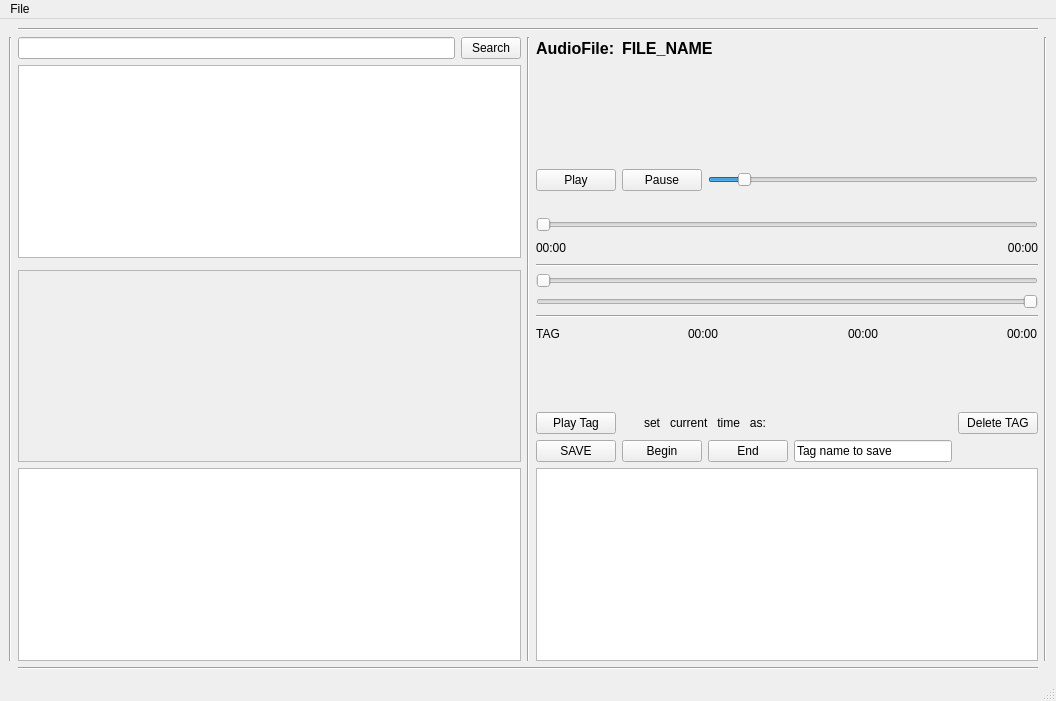
The window that mainwindow.ui (scoute/My_QtPlayer) describes before a commit, drawn with Qt 5.
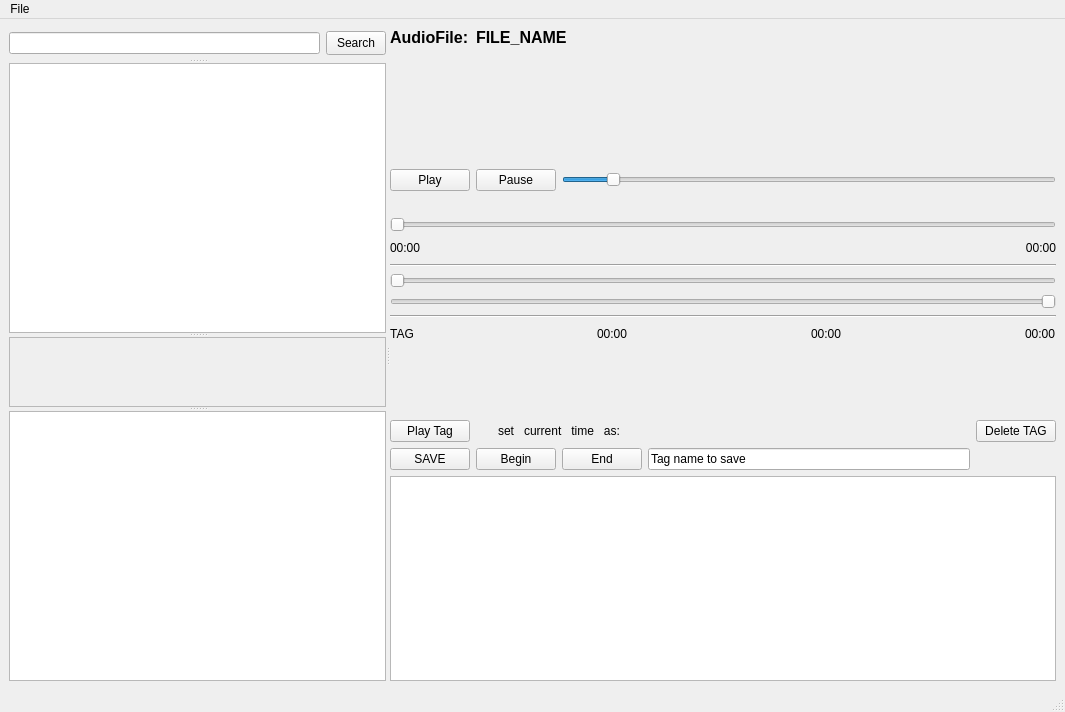
The same window after the commit.

Commit message: [дизайн] Разделительные линии заменены на компоновку со сплиттером.

What changed in the file:
```diff
--- a/mainwindow.ui
+++ b/mainwindow.ui
@@ -6,8 +6,8 @@
    <rect>
     <x>0</x>
     <y>0</y>
-    <width>1056</width>
-    <height>701</height>
+    <width>1065</width>
+    <height>712</height>
    </rect>
   </property>
   <property name="windowTitle">
@@ -17,10 +17,37 @@
    <enum>Qt::LeftToRight</enum>
   </property>
   <widget class="QWidget" name="centralwidget">
-   <layout class="QGridLayout" name="gridLayout_5">
-    <item row="1" column="0">
      <layout class="QGridLayout" name="gridLayout_4">
-      <item row="4" column="1">
+    <item row="0" column="0">
+     <widget class="QSplitter" name="splitter_2">
+      <property name="orientation">
+       <enum>Qt::Horizontal</enum>
+      </property>
+      <widget class="QSplitter" name="splitter">
+       <property name="orientation">
+        <enum>Qt::Vertical</enum>
+       </property>
+       <widget class="QWidget" name="horizontalLayoutWidget_3">
+        <layout class="QHBoxLayout" name="horizontalLayout_7">
+         <item>
+          <widget class="QLineEdit" name="lineEdit_globalSearch"/>
+         </item>
+         <item>
+          <widget class="QPushButton" name="pushButton_globalSearch">
+           <property name="maximumSize">
+            <size>
+             <width>60</width>
+             <height>24</height>
+            </size>
+           </property>
+           <property name="text">
+            <string>Search</string>
+           </property>
+          </widget>
+         </item>
+        </layout>
+       </widget>
+       <widget class="QTreeView" name="treeView_DirTree"/>
        <widget class="QScrollArea" name="scrollArea_TagList">
         <property name="widgetResizable">
          <bool>true</bool>
@@ -30,31 +57,55 @@
           <rect>
            <x>0</x>
            <y>0</y>
-           <width>500</width>
-           <height>186</height>
+           <width>385</width>
+           <height>124</height>
           </rect>
          </property>
         </widget>
        </widget>
-      </item>
-      <item row="5" column="3">
-       <widget class="QTableView" name="tableView_Sqlite"/>
-      </item>
-      <item row="1" column="0" rowspan="5">
-       <widget class="Line" name="line">
-        <property name="orientation">
-         <enum>Qt::Vertical</enum>
-        </property>
-       </widget>
-      </item>
-      <item row="1" column="4" rowspan="5">
-       <widget class="Line" name="line_4">
-        <property name="orientation">
-         <enum>Qt::Vertical</enum>
-        </property>
-       </widget>
-      </item>
-      <item row="2" column="3">
+       <widget class="QTreeView" name="treeView_TagPlaylists"/>
+      </widget>
+      <widget class="QWidget" name="verticalLayoutWidget_4">
+       <layout class="QVBoxLayout" name="verticalLayout_10">
+        <item>
+         <layout class="QHBoxLayout" name="horizontalLayout_8">
+          <item>
+           <widget class="QLabel" name="lbl_Title_File_Name">
+            <property name="maximumSize">
+             <size>
+              <width>80</width>
+              <height>24</height>
+             </size>
+            </property>
+            <property name="font">
+             <font>
+              <pointsize>12</pointsize>
+              <weight>75</weight>
+              <bold>true</bold>
+             </font>
+            </property>
+            <property name="text">
+             <string>AudioFile: </string>
+            </property>
+           </widget>
+          </item>
+          <item>
+           <widget class="QLabel" name="lbl_Value_File_Name">
+            <property name="font">
+             <font>
+              <pointsize>12</pointsize>
+              <weight>75</weight>
+              <bold>true</bold>
+             </font>
+            </property>
+            <property name="text">
+             <string>FILE_NAME</string>
+            </property>
+           </widget>
+          </item>
+         </layout>
+        </item>
+        <item>
        <layout class="QVBoxLayout" name="verticalLayout_8">
         <item>
          <spacer name="verticalSpacer_2">
@@ -168,17 +219,7 @@
         </item>
        </layout>
       </item>
-      <item row="6" column="1" colspan="3">
-       <widget class="Line" name="line_2">
-        <property name="orientation">
-         <enum>Qt::Horizontal</enum>
-        </property>
-       </widget>
-      </item>
-      <item row="2" column="1">
-       <widget class="QTreeView" name="treeView_DirTree"/>
-      </item>
-      <item row="3" column="3" rowspan="2">
+        <item>
        <layout class="QVBoxLayout" name="verticalLayout_2">
         <item>
          <widget class="Line" name="line_5">
@@ -375,82 +416,12 @@
         </item>
        </layout>
       </item>
-      <item row="1" column="1">
-       <layout class="QHBoxLayout" name="horizontalLayout_7">
         <item>
-         <widget class="QLineEdit" name="lineEdit_globalSearch"/>
+         <widget class="QTableView" name="tableView_Sqlite"/>
         </item>
-        <item>
-         <widget class="QPushButton" name="pushButton_globalSearch">
-          <property name="maximumSize">
-           <size>
-            <width>60</width>
-            <height>24</height>
-           </size>
-          </property>
-          <property name="text">
-           <string>Search</string>
-          </property>
-         </widget>
-        </item>
        </layout>
-      </item>
-      <item row="5" column="1">
-       <widget class="QTreeView" name="treeView_TagPlaylists"/>
-      </item>
-      <item row="1" column="3">
-       <layout class="QHBoxLayout" name="horizontalLayout_8">
-        <item>
-         <widget class="QLabel" name="lbl_Title_File_Name">
-          <property name="maximumSize">
-           <size>
-            <width>80</width>
-            <height>24</height>
-           </size>
-          </property>
-          <property name="font">
-           <font>
-            <pointsize>12</pointsize>
-            <weight>75</weight>
-            <bold>true</bold>
-           </font>
-          </property>
-          <property name="text">
-           <string>AudioFile: </string>
-          </property>
-         </widget>
-        </item>
-        <item>
-         <widget class="QLabel" name="lbl_Value_File_Name">
-          <property name="font">
-           <font>
-            <pointsize>12</pointsize>
-            <weight>75</weight>
-            <bold>true</bold>
-           </font>
-          </property>
-          <property name="text">
-           <string>FILE_NAME</string>
-          </property>
-         </widget>
-        </item>
-       </layout>
-      </item>
-      <item row="0" column="1" colspan="3">
-       <widget class="Line" name="line_3">
-        <property name="orientation">
-         <enum>Qt::Horizontal</enum>
-        </property>
-       </widget>
-      </item>
-      <item row="1" column="2" rowspan="5">
-       <widget class="Line" name="line_7">
-        <property name="orientation">
-         <enum>Qt::Vertical</enum>
-        </property>
-       </widget>
-      </item>
-     </layout>
+      </widget>
+     </widget>
     </item>
    </layout>
   </widget>
@@ -459,7 +430,7 @@
     <rect>
      <x>0</x>
      <y>0</y>
-     <width>1056</width>
+     <width>1065</width>
      <height>21</height>
     </rect>
    </property>
```
Lines whose indentation alone changed are shown as unchanged. The commit also changes 1 other file.
